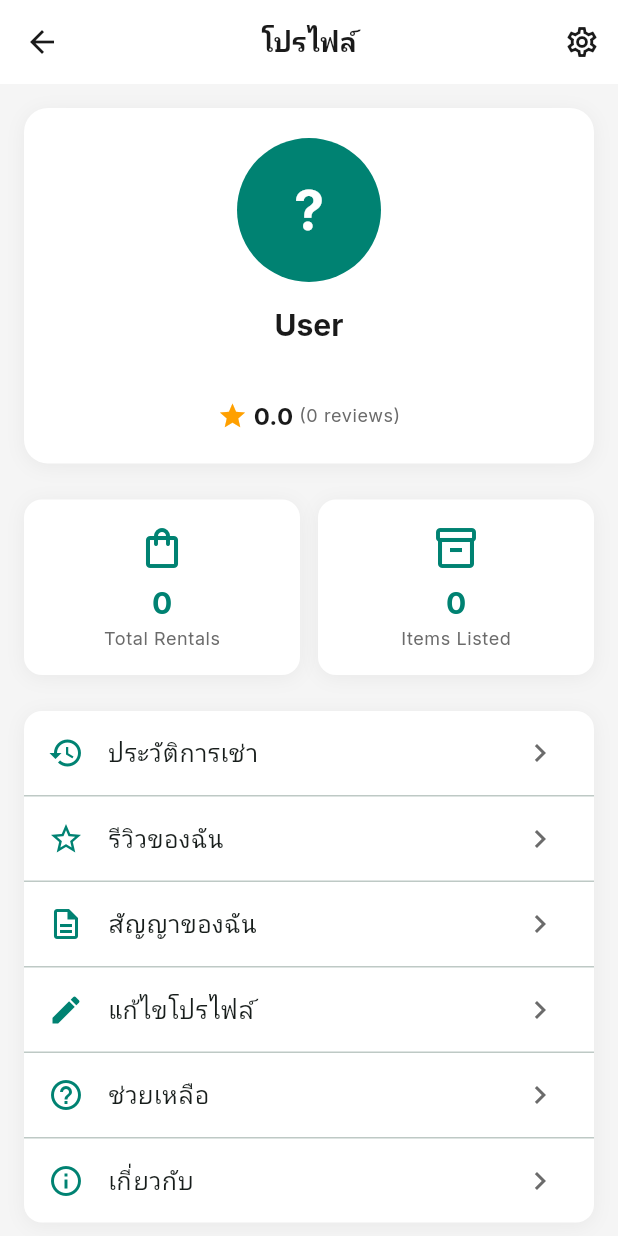
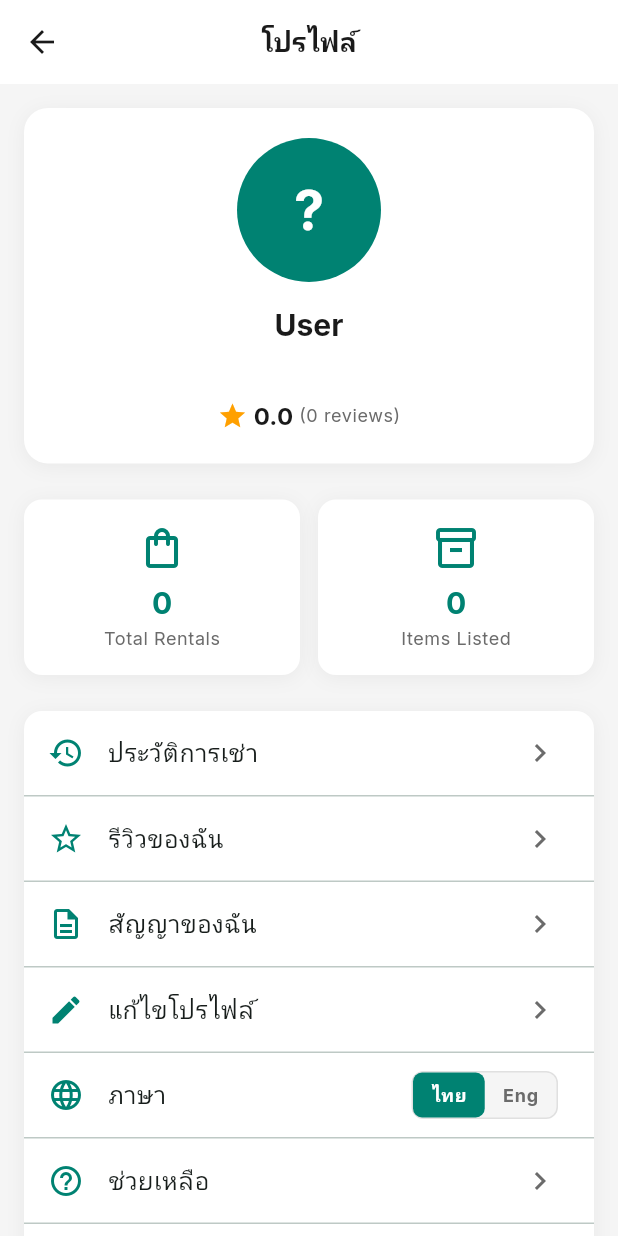
Before and after one commit to Phatitee/KasetRentAndShare, a Flutter app: the ProfileScreen screen opened directly, on a phone screen of 412 x 824 dp. Run offline on Flutter 3.47's test engine with Material 3 defaults, Android fonts, the phone set to English and light mode, and no system bars; our stand-ins replace cached_network_image, cloud_firestore, firebase_auth, firebase_core, geocoding, geolocator and 7 more; accounts and stored records are empty; generated files the repository leaves out were written again; network calls fail.

Commit message:
Edit Setting/Profile UI

```diff
--- a/lib/screens/profile/profile_screen.dart
+++ b/lib/screens/profile/profile_screen.dart
@@ -11,7 +11,6 @@ import '../reviews/user_reviews_screen.dart';
 import '../contracts/contracts_list_screen.dart';
 import '../../widgets/user_avatar.dart';
 import 'rental_history_screen.dart';
-import 'settings_screen.dart';
 import 'edit_profile_screen.dart';
 
 class ProfileScreen extends StatefulWidget {
@@ -107,16 +106,6 @@ class _ProfileScreenState extends State<ProfileScreen> {
     return Scaffold(
       appBar: AppBar(
         title: Text(l.tr('profile_title')),
-        actions: [
-          IconButton(
-            icon: const Icon(Icons.settings_outlined),
-            onPressed: () {
-              Navigator.of(context).push(
-                MaterialPageRoute(builder: (_) => const SettingsScreen()),
-              );
-            },
-          ),
-        ],
       ),
       body: RefreshIndicator(
         onRefresh: _loadUserData,
@@ -316,6 +305,8 @@ class _ProfileScreenState extends State<ProfileScreen> {
   Widget _buildMenuSection() {
     final l = AppLocalizations.of(context);
     final authService = Provider.of<AuthService>(context, listen: false);
+    final localeProvider = Provider.of<LocaleProvider>(context);
+
     return Container(
       decoration: BoxDecoration(
         color: Colors.white,
@@ -386,6 +377,79 @@ class _ProfileScreenState extends State<ProfileScreen> {
             },
           ),
           const Divider(height: 1),
+
+          // Language Toggle (Block style [ไทย | Eng])
+          ListTile(
+            leading: const Icon(Icons.language, color: AppTheme.primaryTeal),
+            title: Text(l.tr('language')),
+            trailing: Container(
+              height: 32,
+              decoration: BoxDecoration(
+                color: Colors.grey[100],
+                borderRadius: BorderRadius.circular(8),
+                border: Border.all(color: AppTheme.divider),
+              ),
+              child: Row(
+                mainAxisSize: MainAxisSize.min,
+                children: [
+                  // Thai Block
+                  GestureDetector(
+                    onTap: () {
+                      if (!localeProvider.isThai) localeProvider.setLocale('th');
+                    },
+                    child: Container(
+                      padding: const EdgeInsets.symmetric(horizontal: 12),
+                      alignment: Alignment.center,
+                      decoration: BoxDecoration(
+                        color: localeProvider.isThai
+                            ? AppTheme.primaryTeal
+                            : Colors.transparent,
+                        borderRadius: BorderRadius.circular(6),
+                      ),
+                      child: Text(
+                        'ไทย',
+                        style: TextStyle(
+                          fontSize: 12,
+                          fontWeight: FontWeight.bold,
+                          color: localeProvider.isThai
+                              ? Colors.white
+                              : AppTheme.textSecondary,
+                        ),
+                      ),
+                    ),
+                  ),
+                  // English Block
+                  GestureDetector(
+                    onTap: () {
+                      if (!localeProvider.isEnglish) localeProvider.setLocale('en');
+                    },
+                    child: Container(
+                      padding: const EdgeInsets.symmetric(horizontal: 12),
+                      alignment: Alignment.center,
+                      decoration: BoxDecoration(
+                        color: localeProvider.isEnglish
+                            ? AppTheme.primaryTeal
+                            : Colors.transparent,
+                        borderRadius: BorderRadius.circular(6),
+                      ),
+                      child: Text(
+                        'Eng',
+                        style: TextStyle(
+                          fontSize: 12,
+                          fontWeight: FontWeight.bold,
+                          color: localeProvider.isEnglish
+                              ? Colors.white
+                              : AppTheme.textSecondary,
+                        ),
+                      ),
+                    ),
+                  ),
+                ],
+              ),
+            ),
+          ),
+          const Divider(height: 1),
+
           _buildMenuItem(
             icon: Icons.help_outline,
             title: l.tr('help_support'),
@@ -406,9 +470,18 @@ class _ProfileScreenState extends State<ProfileScreen> {
             },
           ),
           const Divider(height: 1),
-          _buildMenuItem(
-            icon: Icons.info_outline,
-            title: l.tr('about'),
+
+          // Version info (Moved from Settings)
+          ListTile(
+            leading: const Icon(Icons.info_outline, color: AppTheme.primaryTeal),
+            title: Text(l.tr('version')),
+            trailing: Text(
+              '1.0.0',
+              style: TextStyle(
+                color: AppTheme.textSecondary,
+                fontSize: 13,
+              ),
+            ),
             onTap: () {
               showAboutDialog(
                 context: context,
```
Also changed, not shown: lib/screens/profile/settings_screen.dart (deleted, +0 -146 lines).
